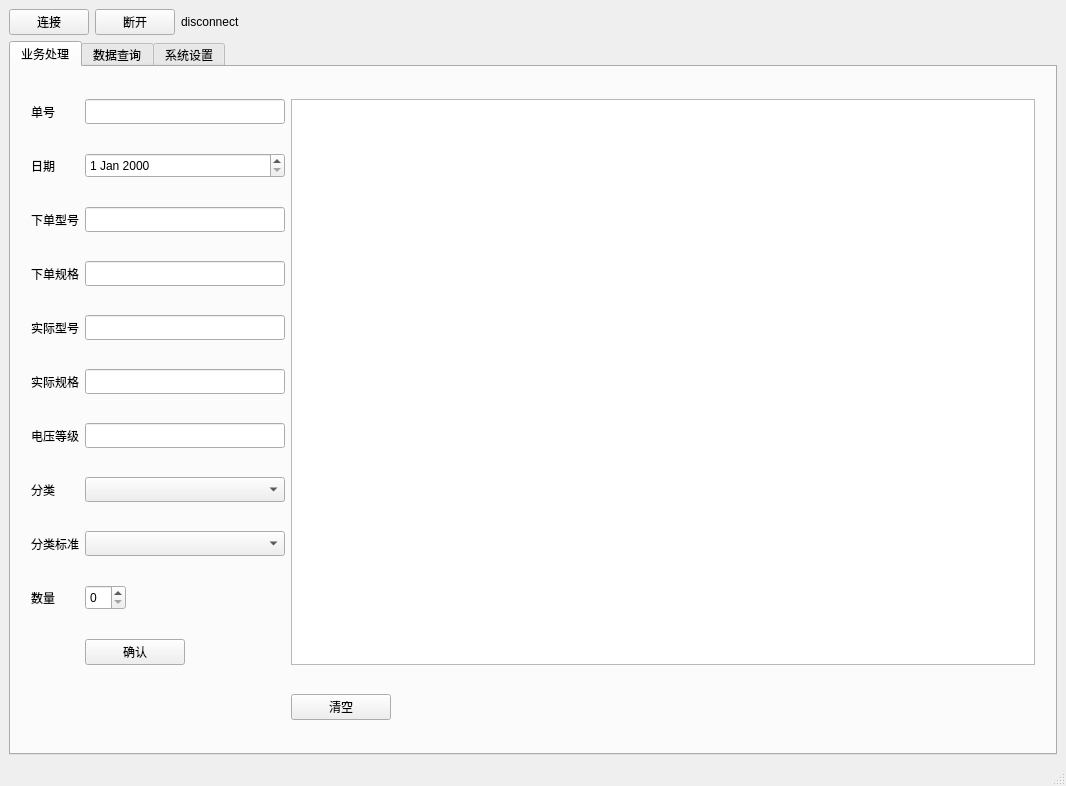
Qt form ui/main.ui (LetMeHold/asset.management) before a commit.
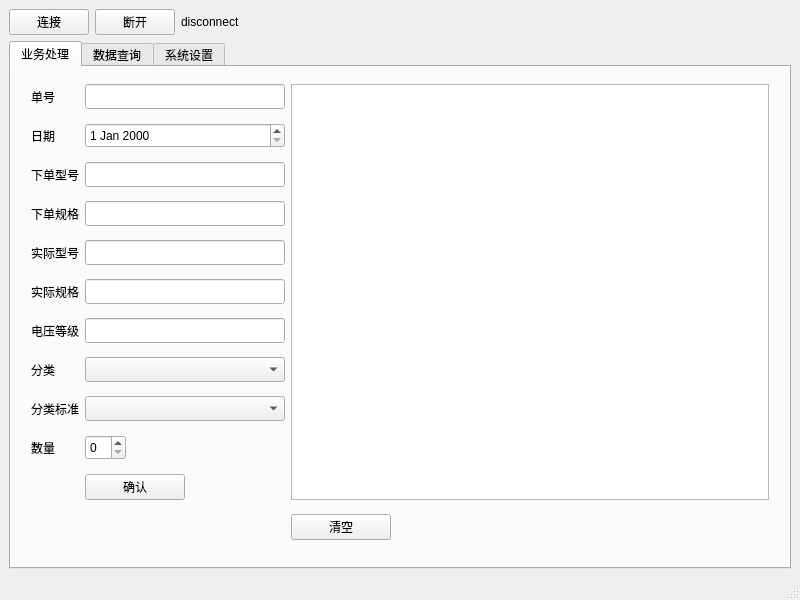
The same form after that commit.

Patch:
```diff
--- a/ui/main.ui
+++ b/ui/main.ui
@@ -6,10 +6,16 @@
    <rect>
     <x>0</x>
     <y>0</y>
-    <width>1066</width>
-    <height>786</height>
+    <width>800</width>
+    <height>600</height>
    </rect>
   </property>
+  <property name="sizePolicy">
+   <sizepolicy hsizetype="Maximum" vsizetype="Maximum">
+    <horstretch>0</horstretch>
+    <verstretch>0</verstretch>
+   </sizepolicy>
+  </property>
   <property name="windowTitle">
    <string>产值用料计算程序</string>
   </property>
```
